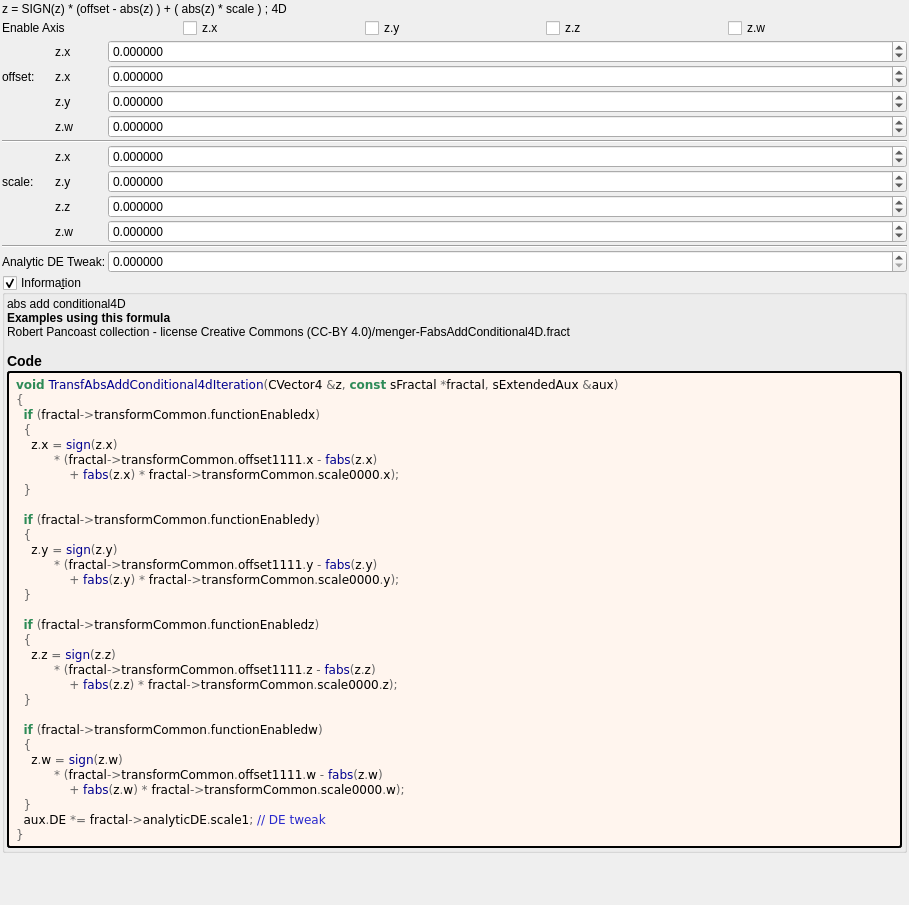
This is mandelbulber2/formula/ui/transf_abs_add_conditional4d.ui in buddhi1980/mandelbulber2 as Qt 5 draws it before an edit. The edited form follows.
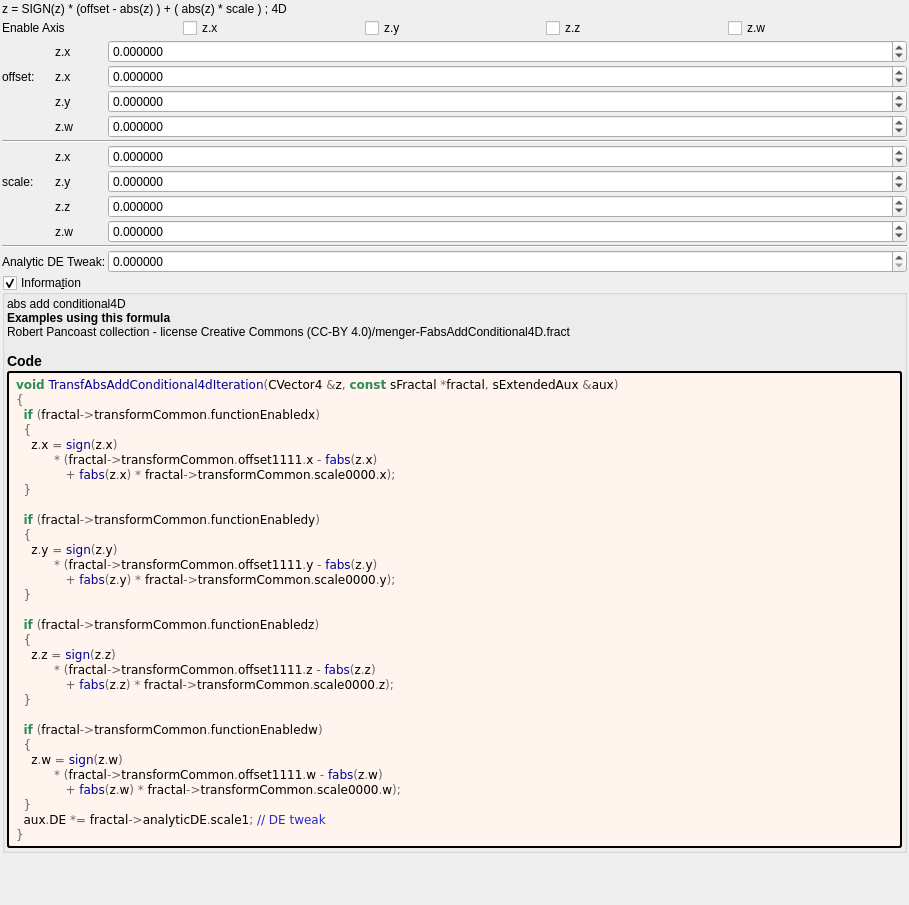
This is the edited form. Custom widgets are drawn as their Qt base class.

What changed in the file:
```diff
--- a/mandelbulber2/formula/ui/transf_abs_add_conditional4d.ui
+++ b/mandelbulber2/formula/ui/transf_abs_add_conditional4d.ui
@@ -486,28 +486,28 @@
   &lt;span style=&quot;color:#676767&quot;&gt;{&lt;/span&gt;
     z&lt;span style=&quot;color:#676767&quot;&gt;.&lt;/span&gt;x &lt;span style=&quot;color:#676767&quot;&gt;=&lt;/span&gt; &lt;span style=&quot;color:#00008f&quot;&gt;sign&lt;/span&gt;&lt;span style=&quot;color:#676767&quot;&gt;(&lt;/span&gt;z&lt;span style=&quot;color:#676767&quot;&gt;.&lt;/span&gt;x&lt;span style=&quot;color:#676767&quot;&gt;)&lt;/span&gt;
           &lt;span style=&quot;color:#676767&quot;&gt;* (&lt;/span&gt;fractal&lt;span style=&quot;color:#676767&quot;&gt;-&amp;gt;&lt;/span&gt;transformCommon&lt;span style=&quot;color:#676767&quot;&gt;.&lt;/span&gt;offset1111&lt;span style=&quot;color:#676767&quot;&gt;.&lt;/span&gt;x &lt;span style=&quot;color:#676767&quot;&gt;-&lt;/span&gt; &lt;span style=&quot;color:#00008f&quot;&gt;fabs&lt;/span&gt;&lt;span style=&quot;color:#676767&quot;&gt;(&lt;/span&gt;z&lt;span style=&quot;color:#676767&quot;&gt;.&lt;/span&gt;x&lt;span style=&quot;color:#676767&quot;&gt;)&lt;/span&gt;
-              &lt;span style=&quot;color:#676767&quot;&gt;+&lt;/span&gt; &lt;span style=&quot;color:#00008f&quot;&gt;fabs&lt;/span&gt;&lt;span style=&quot;color:#676767&quot;&gt;(&lt;/span&gt;z&lt;span style=&quot;color:#676767&quot;&gt;.&lt;/span&gt;x&lt;span style=&quot;color:#676767&quot;&gt;) *&lt;/span&gt; fractal&lt;span style=&quot;color:#676767&quot;&gt;-&amp;gt;&lt;/span&gt;transformCommon&lt;span style=&quot;color:#676767&quot;&gt;.&lt;/span&gt;scale0000&lt;span style=&quot;color:#676767&quot;&gt;.&lt;/span&gt;x&lt;span style=&quot;color:#676767&quot;&gt;);&lt;/span&gt;
+             &lt;span style=&quot;color:#676767&quot;&gt;+&lt;/span&gt; &lt;span style=&quot;color:#00008f&quot;&gt;fabs&lt;/span&gt;&lt;span style=&quot;color:#676767&quot;&gt;(&lt;/span&gt;z&lt;span style=&quot;color:#676767&quot;&gt;.&lt;/span&gt;x&lt;span style=&quot;color:#676767&quot;&gt;) *&lt;/span&gt; fractal&lt;span style=&quot;color:#676767&quot;&gt;-&amp;gt;&lt;/span&gt;transformCommon&lt;span style=&quot;color:#676767&quot;&gt;.&lt;/span&gt;scale0000&lt;span style=&quot;color:#676767&quot;&gt;.&lt;/span&gt;x&lt;span style=&quot;color:#676767&quot;&gt;);&lt;/span&gt;
   &lt;span style=&quot;color:#676767&quot;&gt;}&lt;/span&gt;
 
   &lt;span style=&quot;color:#2e8b57; font-weight:bold&quot;&gt;if&lt;/span&gt; &lt;span style=&quot;color:#676767&quot;&gt;(&lt;/span&gt;fractal&lt;span style=&quot;color:#676767&quot;&gt;-&amp;gt;&lt;/span&gt;transformCommon&lt;span style=&quot;color:#676767&quot;&gt;.&lt;/span&gt;functionEnabledy&lt;span style=&quot;color:#676767&quot;&gt;)&lt;/span&gt;
   &lt;span style=&quot;color:#676767&quot;&gt;{&lt;/span&gt;
     z&lt;span style=&quot;color:#676767&quot;&gt;.&lt;/span&gt;y &lt;span style=&quot;color:#676767&quot;&gt;=&lt;/span&gt; &lt;span style=&quot;color:#00008f&quot;&gt;sign&lt;/span&gt;&lt;span style=&quot;color:#676767&quot;&gt;(&lt;/span&gt;z&lt;span style=&quot;color:#676767&quot;&gt;.&lt;/span&gt;y&lt;span style=&quot;color:#676767&quot;&gt;)&lt;/span&gt;
           &lt;span style=&quot;color:#676767&quot;&gt;* (&lt;/span&gt;fractal&lt;span style=&quot;color:#676767&quot;&gt;-&amp;gt;&lt;/span&gt;transformCommon&lt;span style=&quot;color:#676767&quot;&gt;.&lt;/span&gt;offset1111&lt;span style=&quot;color:#676767&quot;&gt;.&lt;/span&gt;y &lt;span style=&quot;color:#676767&quot;&gt;-&lt;/span&gt; &lt;span style=&quot;color:#00008f&quot;&gt;fabs&lt;/span&gt;&lt;span style=&quot;color:#676767&quot;&gt;(&lt;/span&gt;z&lt;span style=&quot;color:#676767&quot;&gt;.&lt;/span&gt;y&lt;span style=&quot;color:#676767&quot;&gt;)&lt;/span&gt;
-              &lt;span style=&quot;color:#676767&quot;&gt;+&lt;/span&gt; &lt;span style=&quot;color:#00008f&quot;&gt;fabs&lt;/span&gt;&lt;span style=&quot;color:#676767&quot;&gt;(&lt;/span&gt;z&lt;span style=&quot;color:#676767&quot;&gt;.&lt;/span&gt;y&lt;span style=&quot;color:#676767&quot;&gt;) *&lt;/span&gt; fractal&lt;span style=&quot;color:#676767&quot;&gt;-&amp;gt;&lt;/span&gt;transformCommon&lt;span style=&quot;color:#676767&quot;&gt;.&lt;/span&gt;scale0000&lt;span style=&quot;color:#676767&quot;&gt;.&lt;/span&gt;y&lt;span style=&quot;color:#676767&quot;&gt;);&lt;/span&gt;
+             &lt;span style=&quot;color:#676767&quot;&gt;+&lt;/span&gt; &lt;span style=&quot;color:#00008f&quot;&gt;fabs&lt;/span&gt;&lt;span style=&quot;color:#676767&quot;&gt;(&lt;/span&gt;z&lt;span style=&quot;color:#676767&quot;&gt;.&lt;/span&gt;y&lt;span style=&quot;color:#676767&quot;&gt;) *&lt;/span&gt; fractal&lt;span style=&quot;color:#676767&quot;&gt;-&amp;gt;&lt;/span&gt;transformCommon&lt;span style=&quot;color:#676767&quot;&gt;.&lt;/span&gt;scale0000&lt;span style=&quot;color:#676767&quot;&gt;.&lt;/span&gt;y&lt;span style=&quot;color:#676767&quot;&gt;);&lt;/span&gt;
   &lt;span style=&quot;color:#676767&quot;&gt;}&lt;/span&gt;
 
   &lt;span style=&quot;color:#2e8b57; font-weight:bold&quot;&gt;if&lt;/span&gt; &lt;span style=&quot;color:#676767&quot;&gt;(&lt;/span&gt;fractal&lt;span style=&quot;color:#676767&quot;&gt;-&amp;gt;&lt;/span&gt;transformCommon&lt;span style=&quot;color:#676767&quot;&gt;.&lt;/span&gt;functionEnabledz&lt;span style=&quot;color:#676767&quot;&gt;)&lt;/span&gt;
   &lt;span style=&quot;color:#676767&quot;&gt;{&lt;/span&gt;
     z&lt;span style=&quot;color:#676767&quot;&gt;.&lt;/span&gt;z &lt;span style=&quot;color:#676767&quot;&gt;=&lt;/span&gt; &lt;span style=&quot;color:#00008f&quot;&gt;sign&lt;/span&gt;&lt;span style=&quot;color:#676767&quot;&gt;(&lt;/span&gt;z&lt;span style=&quot;color:#676767&quot;&gt;.&lt;/span&gt;z&lt;span style=&quot;color:#676767&quot;&gt;)&lt;/span&gt;
           &lt;span style=&quot;color:#676767&quot;&gt;* (&lt;/span&gt;fractal&lt;span style=&quot;color:#676767&quot;&gt;-&amp;gt;&lt;/span&gt;transformCommon&lt;span style=&quot;color:#676767&quot;&gt;.&lt;/span&gt;offset1111&lt;span style=&quot;color:#676767&quot;&gt;.&lt;/span&gt;z &lt;span style=&quot;color:#676767&quot;&gt;-&lt;/span&gt; &lt;span style=&quot;color:#00008f&quot;&gt;fabs&lt;/span&gt;&lt;span style=&quot;color:#676767&quot;&gt;(&lt;/span&gt;z&lt;span style=&quot;color:#676767&quot;&gt;.&lt;/span&gt;z&lt;span style=&quot;color:#676767&quot;&gt;)&lt;/span&gt;
-              &lt;span style=&quot;color:#676767&quot;&gt;+&lt;/span&gt; &lt;span style=&quot;color:#00008f&quot;&gt;fabs&lt;/span&gt;&lt;span style=&quot;color:#676767&quot;&gt;(&lt;/span&gt;z&lt;span style=&quot;color:#676767&quot;&gt;.&lt;/span&gt;z&lt;span style=&quot;color:#676767&quot;&gt;) *&lt;/span&gt; fractal&lt;span style=&quot;color:#676767&quot;&gt;-&amp;gt;&lt;/span&gt;transformCommon&lt;span style=&quot;color:#676767&quot;&gt;.&lt;/span&gt;scale0000&lt;span style=&quot;color:#676767&quot;&gt;.&lt;/span&gt;z&lt;span style=&quot;color:#676767&quot;&gt;);&lt;/span&gt;
+             &lt;span style=&quot;color:#676767&quot;&gt;+&lt;/span&gt; &lt;span style=&quot;color:#00008f&quot;&gt;fabs&lt;/span&gt;&lt;span style=&quot;color:#676767&quot;&gt;(&lt;/span&gt;z&lt;span style=&quot;color:#676767&quot;&gt;.&lt;/span&gt;z&lt;span style=&quot;color:#676767&quot;&gt;) *&lt;/span&gt; fractal&lt;span style=&quot;color:#676767&quot;&gt;-&amp;gt;&lt;/span&gt;transformCommon&lt;span style=&quot;color:#676767&quot;&gt;.&lt;/span&gt;scale0000&lt;span style=&quot;color:#676767&quot;&gt;.&lt;/span&gt;z&lt;span style=&quot;color:#676767&quot;&gt;);&lt;/span&gt;
   &lt;span style=&quot;color:#676767&quot;&gt;}&lt;/span&gt;
 
   &lt;span style=&quot;color:#2e8b57; font-weight:bold&quot;&gt;if&lt;/span&gt; &lt;span style=&quot;color:#676767&quot;&gt;(&lt;/span&gt;fractal&lt;span style=&quot;color:#676767&quot;&gt;-&amp;gt;&lt;/span&gt;transformCommon&lt;span style=&quot;color:#676767&quot;&gt;.&lt;/span&gt;functionEnabledw&lt;span style=&quot;color:#676767&quot;&gt;)&lt;/span&gt;
   &lt;span style=&quot;color:#676767&quot;&gt;{&lt;/span&gt;
     z&lt;span style=&quot;color:#676767&quot;&gt;.&lt;/span&gt;w &lt;span style=&quot;color:#676767&quot;&gt;=&lt;/span&gt; &lt;span style=&quot;color:#00008f&quot;&gt;sign&lt;/span&gt;&lt;span style=&quot;color:#676767&quot;&gt;(&lt;/span&gt;z&lt;span style=&quot;color:#676767&quot;&gt;.&lt;/span&gt;w&lt;span style=&quot;color:#676767&quot;&gt;)&lt;/span&gt;
           &lt;span style=&quot;color:#676767&quot;&gt;* (&lt;/span&gt;fractal&lt;span style=&quot;color:#676767&quot;&gt;-&amp;gt;&lt;/span&gt;transformCommon&lt;span style=&quot;color:#676767&quot;&gt;.&lt;/span&gt;offset1111&lt;span style=&quot;color:#676767&quot;&gt;.&lt;/span&gt;w &lt;span style=&quot;color:#676767&quot;&gt;-&lt;/span&gt; &lt;span style=&quot;color:#00008f&quot;&gt;fabs&lt;/span&gt;&lt;span style=&quot;color:#676767&quot;&gt;(&lt;/span&gt;z&lt;span style=&quot;color:#676767&quot;&gt;.&lt;/span&gt;w&lt;span style=&quot;color:#676767&quot;&gt;)&lt;/span&gt;
-              &lt;span style=&quot;color:#676767&quot;&gt;+&lt;/span&gt; &lt;span style=&quot;color:#00008f&quot;&gt;fabs&lt;/span&gt;&lt;span style=&quot;color:#676767&quot;&gt;(&lt;/span&gt;z&lt;span style=&quot;color:#676767&quot;&gt;.&lt;/span&gt;w&lt;span style=&quot;color:#676767&quot;&gt;) *&lt;/span&gt; fractal&lt;span style=&quot;color:#676767&quot;&gt;-&amp;gt;&lt;/span&gt;transformCommon&lt;span style=&quot;color:#676767&quot;&gt;.&lt;/span&gt;scale0000&lt;span style=&quot;color:#676767&quot;&gt;.&lt;/span&gt;w&lt;span style=&quot;color:#676767&quot;&gt;);&lt;/span&gt;
+             &lt;span style=&quot;color:#676767&quot;&gt;+&lt;/span&gt; &lt;span style=&quot;color:#00008f&quot;&gt;fabs&lt;/span&gt;&lt;span style=&quot;color:#676767&quot;&gt;(&lt;/span&gt;z&lt;span style=&quot;color:#676767&quot;&gt;.&lt;/span&gt;w&lt;span style=&quot;color:#676767&quot;&gt;) *&lt;/span&gt; fractal&lt;span style=&quot;color:#676767&quot;&gt;-&amp;gt;&lt;/span&gt;transformCommon&lt;span style=&quot;color:#676767&quot;&gt;.&lt;/span&gt;scale0000&lt;span style=&quot;color:#676767&quot;&gt;.&lt;/span&gt;w&lt;span style=&quot;color:#676767&quot;&gt;);&lt;/span&gt;
   &lt;span style=&quot;color:#676767&quot;&gt;}&lt;/span&gt;
   aux&lt;span style=&quot;color:#676767&quot;&gt;.&lt;/span&gt;DE &lt;span style=&quot;color:#676767&quot;&gt;*=&lt;/span&gt; fractal&lt;span style=&quot;color:#676767&quot;&gt;-&amp;gt;&lt;/span&gt;analyticDE&lt;span style=&quot;color:#676767&quot;&gt;.&lt;/span&gt;scale1&lt;span style=&quot;color:#676767&quot;&gt;;&lt;/span&gt; &lt;span style=&quot;color:#2929cc&quot;&gt;// DE tweak&lt;/span&gt;
 &lt;span style=&quot;color:#676767&quot;&gt;}&lt;/span&gt;
```
